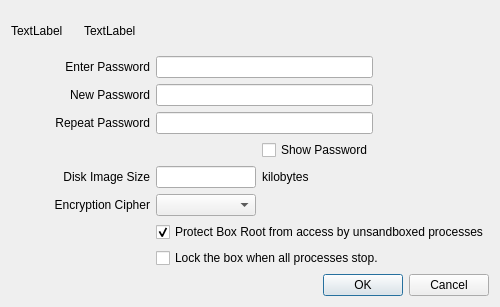
First picture: the form in SandboxiePlus/SandMan/Forms/BoxImageWindow.ui, repository sandboxie-plus/Sandboxie, before the edit.
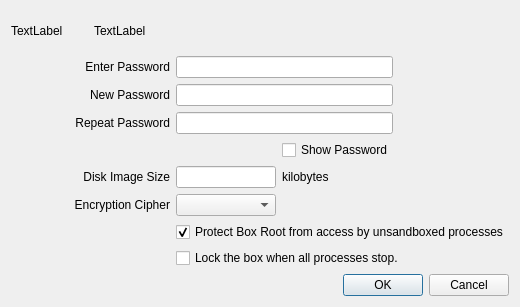
Second picture: the form after the edit.

What changed in the file:
```diff
--- a/SandboxiePlus/SandMan/Forms/BoxImageWindow.ui
+++ b/SandboxiePlus/SandMan/Forms/BoxImageWindow.ui
@@ -6,7 +6,7 @@
    <rect>
     <x>0</x>
     <y>0</y>
-    <width>500</width>
+    <width>520</width>
     <height>307</height>
    </rect>
   </property>
@@ -18,7 +18,7 @@
   </property>
   <property name="minimumSize">
    <size>
-    <width>500</width>
+    <width>520</width>
     <height>0</height>
    </size>
   </property>
```
